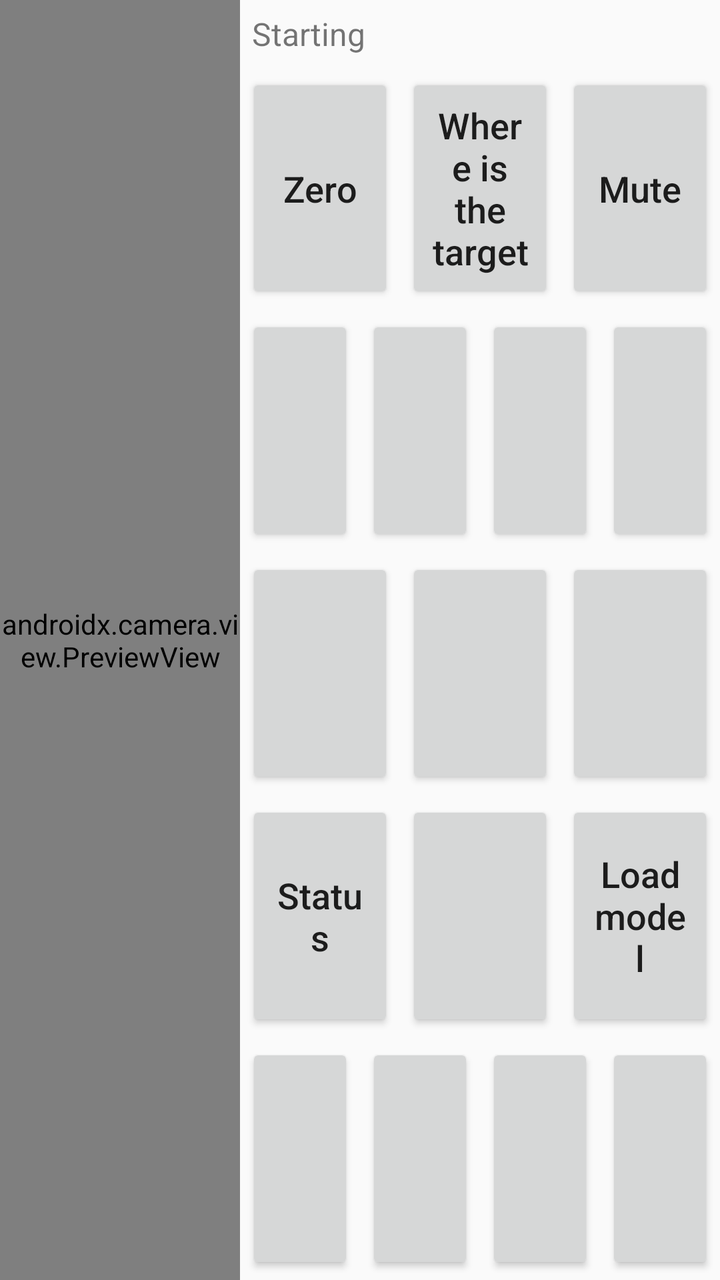
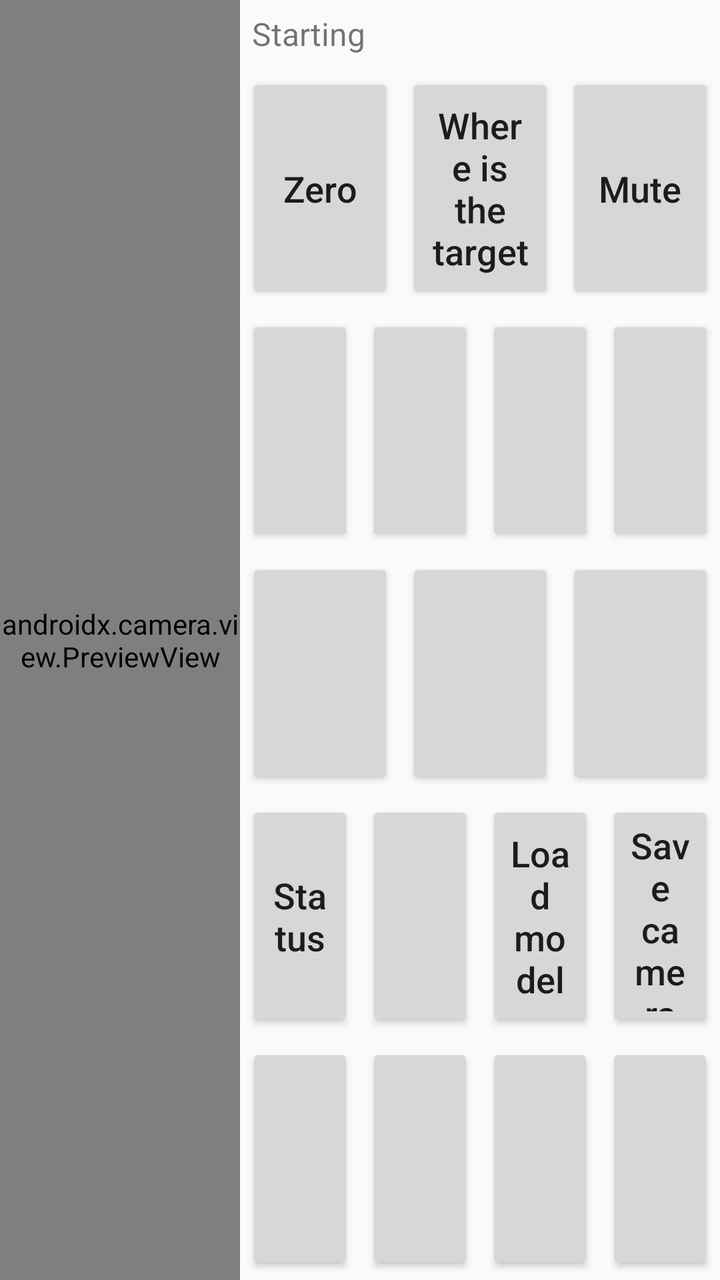

An Android layout rendered at two revisions. The XML below is the earlier revision; the diff shows what the commit changed to produce the second picture.
<!-- AndroidManifest.xml: application theme Theme.AudioTarget -->
<!-- res/layout/activity_main.xml -->
<?xml version="1.0" encoding="utf-8"?>
<LinearLayout xmlns:android="http://schemas.android.com/apk/res/android"
    android:id="@+id/root"
    android:layout_width="match_parent"
    android:layout_height="match_parent"
    android:orientation="horizontal">

    <androidx.camera.view.PreviewView
        android:id="@+id/preview"
        android:layout_width="0dp"
        android:layout_height="match_parent"
        android:layout_weight="1"
        android:importantForAccessibility="no" />

    <LinearLayout
        android:layout_width="0dp"
        android:layout_height="match_parent"
        android:layout_weight="2"
        android:orientation="vertical">

        <TextView
            android:id="@+id/status"
            android:layout_width="match_parent"
            android:layout_height="wrap_content"
            android:accessibilityLiveRegion="polite"
            android:padding="6dp"
            android:text="Starting"
            android:textSize="16sp" />

        <LinearLayout style="@style/Row">
            <Button android:id="@+id/btn_zero" style="@style/BigButton" android:text="Zero" />
            <Button android:id="@+id/btn_where" style="@style/BigButton" android:text="Where is the target" />
            <Button android:id="@+id/btn_mute" style="@style/BigButton" android:text="Mute" />
        </LinearLayout>

        <LinearLayout style="@style/Row">
            <Button android:id="@+id/btn_lookfor" style="@style/BigButton" />
            <Button android:id="@+id/btn_camera" style="@style/BigButton" />
            <Button android:id="@+id/btn_zoom" style="@style/BigButton" />
            <Button android:id="@+id/btn_pace" style="@style/BigButton" />
        </LinearLayout>

        <LinearLayout style="@style/Row">
            <Button android:id="@+id/btn_track" style="@style/BigButton" />
            <Button android:id="@+id/btn_step" style="@style/BigButton" />
            <Button android:id="@+id/btn_conf" style="@style/BigButton" />
        </LinearLayout>

        <LinearLayout style="@style/Row">
            <Button android:id="@+id/btn_status" style="@style/BigButton" android:text="Status" />
            <Button android:id="@+id/btn_modelsrc" style="@style/BigButton" />
            <Button android:id="@+id/btn_model" style="@style/BigButton" android:text="Load model" />
        </LinearLayout>

        <LinearLayout style="@style/Row">
            <Button android:id="@+id/btn_detail" style="@style/BigButton" />
            <Button android:id="@+id/btn_keys" style="@style/BigButton" />
            <Button android:id="@+id/btn_announce" style="@style/BigButton" />
            <Button android:id="@+id/btn_rings" style="@style/BigButton" />
        </LinearLayout>
    </LinearLayout>
</LinearLayout>
<!-- resources referenced by this layout -->
<resources>
  <style name="BigButton" parent="Widget.AppCompat.Button">
          <item name="android:layout_width">0dp</item>
          <item name="android:layout_height">match_parent</item>
          <item name="android:layout_weight">1</item>
          <item name="android:layout_margin">3dp</item>
          <item name="android:textSize">18sp</item>
          <item name="android:textAllCaps">false</item>
          <item name="android:minHeight">72dp</item>
      </style>
  <style name="Row">
          <item name="android:layout_width">match_parent</item>
          <item name="android:layout_height">0dp</item>
          <item name="android:layout_weight">1</item>
          <item name="android:orientation">horizontal</item>
      </style>
  <style name="Theme.AudioTarget" parent="Theme.AppCompat.DayNight.NoActionBar" />
</resources>

<!-- the commit's change to res/layout/activity_main.xml (unified diff, before → after) -->
@@ -50,6 +50,7 @@
             <Button android:id="@+id/btn_status" style="@style/BigButton" android:text="Status" />
             <Button android:id="@+id/btn_modelsrc" style="@style/BigButton" />
             <Button android:id="@+id/btn_model" style="@style/BigButton" android:text="Load model" />
+            <Button android:id="@+id/btn_save" style="@style/BigButton" android:text="Save camera picture" />
         </LinearLayout>
 
         <LinearLayout style="@style/Row">
